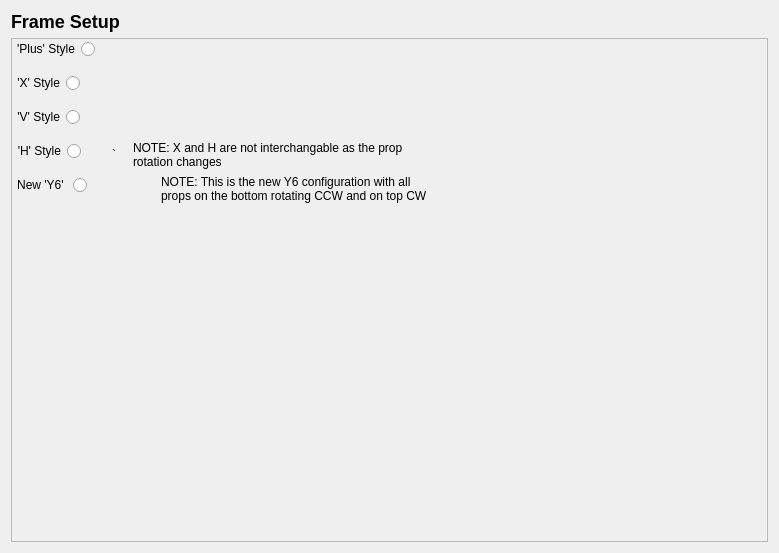
Before: the Qt Designer form src/ui/configuration/FrameTypeConfig.ui in ArduPilot/apm_planner, drawn with Qt 5.
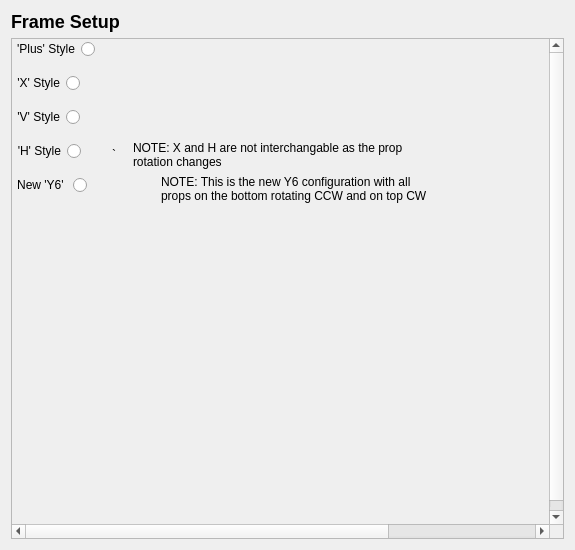
After: the same form once the commit is applied. Icons and pictures are not drawn.

Commit message: Fixes #212: Incorrect Frame Type Classification

The edit to the form file:
```diff
--- a/src/ui/configuration/FrameTypeConfig.ui
+++ b/src/ui/configuration/FrameTypeConfig.ui
@@ -6,8 +6,8 @@
    <rect>
     <x>0</x>
     <y>0</y>
-    <width>779</width>
-    <height>553</height>
+    <width>575</width>
+    <height>550</height>
    </rect>
   </property>
   <property name="windowTitle">
@@ -43,7 +43,7 @@
         <rect>
          <x>0</x>
          <y>0</y>
-         <width>751</width>
+         <width>551</width>
          <height>491</height>
         </rect>
        </property>
```
Left out of the diff: 2 changed lines with no effect on the pictures. The commit also changes 2 other files.
